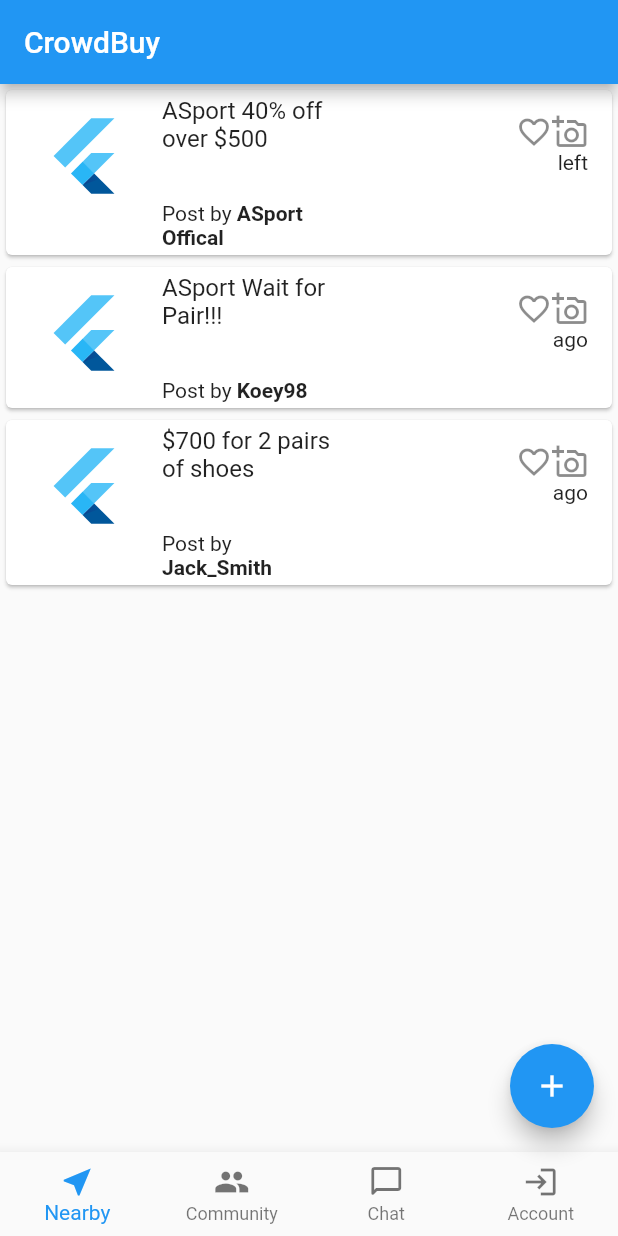
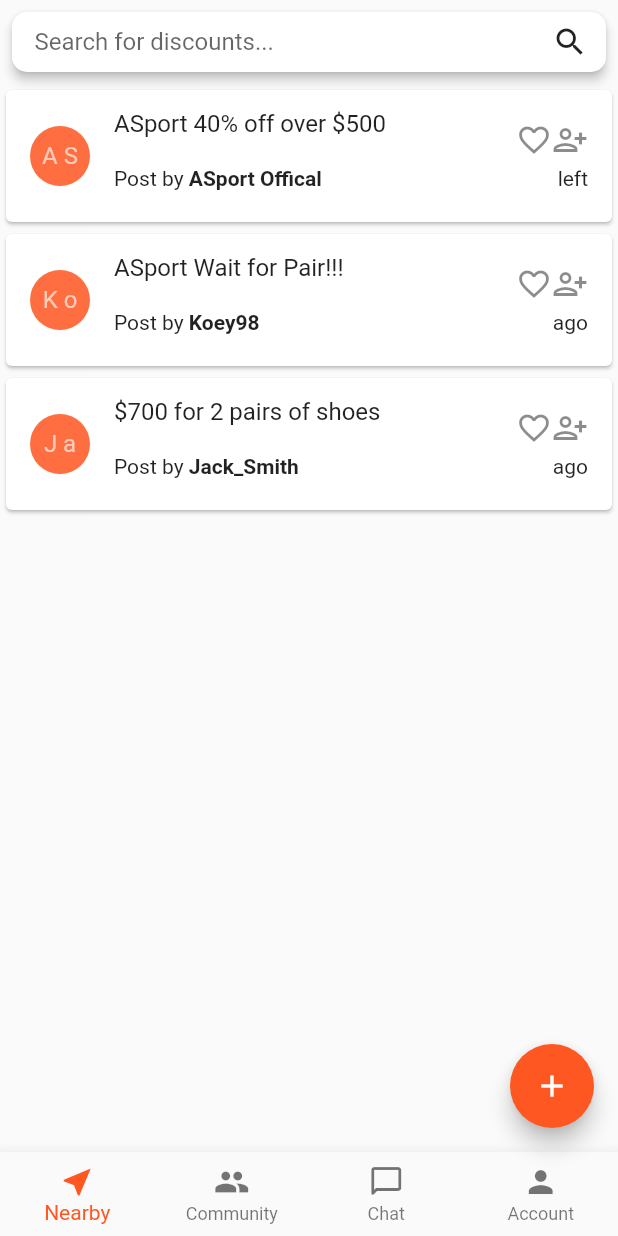
Before and after one commit to cameronsuen/crowdbuy, a Flutter app: the screen it shows after launch, on a phone screen of 412 x 824 dp. Run offline on Flutter 3.47's test engine with Material 2 defaults, Android fonts, the light colour scheme and no system bars; missing offline and left inert: duration.

Commit message:
Set up search bar skeletons

```diff
--- a/lib/main.dart
+++ b/lib/main.dart
@@ -1,104 +1,8 @@
 import 'package:flutter/material.dart';
 import 'package:duration/duration.dart';
-import 'package:font_awesome_flutter/font_awesome_flutter.dart';
 
 void main() {
   runApp(const MyApp());
-}
-
-class Pairing {
-  String item;
-  String postedBy;
-  String location;
-  bool favorite;
-  DateTime postedDate;
-  DateTime deadline;
-  Pairing(this.item, this.postedBy, this.location, this.favorite,
-      this.postedDate, this.deadline);
-}
-
-class PairingItem extends StatelessWidget {
-  final Pairing pairing;
-  const PairingItem(this.pairing, {Key? key}) : super(key: key);
-  String displayPostedDateOrDeadline() {
-    DateTime now = DateTime.now();
-    DateTime fiveDaysTillNow = now.add(const Duration(days: 5));
-    Duration timeDiff;
-    String leftOrAgo;
-    if (pairing.deadline.isBefore(fiveDaysTillNow)) {
-      timeDiff = pairing.deadline.difference(now);
-      leftOrAgo = "left";
-    } else {
-      timeDiff = now.difference(pairing.postedDate);
-      leftOrAgo = "ago";
-    }
-    DurationTersity tersity = DurationTersity.day;
-    if (timeDiff < const Duration(minutes: 1)) {
-      tersity = DurationTersity.second;
-    } else if (timeDiff < const Duration(hours: 1)) {
-      tersity = DurationTersity.minute;
-    } else if (timeDiff < const Duration(days: 1)) {
-      tersity = DurationTersity.hour;
-    }
-
-    return '${printDuration(timeDiff, tersity: tersity, abbreviated: true)} $leftOrAgo';
-  }
-
-  @override
-  Widget build(BuildContext context) {
-    return Card(
-        child: ListTile(
-            leading: const FlutterLogo(size: 72.0),
-            title: Text(pairing.item),
-            isThreeLine: true,
-            trailing: SizedBox(
-                width: 150,
-                child: Column(
-                  crossAxisAlignment: CrossAxisAlignment.end,
-                  children: <Widget>[
-                    Row(
-                        mainAxisAlignment: MainAxisAlignment.end,
-                        children: <Widget>[
-                          Icon(pairing.favorite
-                              ? Icons.favorite
-                              : Icons.favorite_border),
-                          const Icon(Icons.add_a_photo_outlined)
-                        ]),
-                    Text(displayPostedDateOrDeadline())
-                  ],
-                )),
-            subtitle: Column(
-                crossAxisAlignment: CrossAxisAlignment.start,
-                children: <Widget>[
-                  RichText(
-                      text: TextSpan(
-                          text: pairing.location,
-                          style: const TextStyle(fontWeight: FontWeight.bold))),
-                  RichText(
-                      text: TextSpan(
-                          text: 'Post by ',
-                          style: DefaultTextStyle.of(context).style,
-                          children: <TextSpan>[
-                        TextSpan(
-                            text: pairing.postedBy,
-                            style: const TextStyle(fontWeight: FontWeight.bold))
-                      ]))
-                ])));
-  }
-}
-
-class PairingList extends StatelessWidget {
-  final List<Pairing> items;
-  const PairingList({Key? key, required this.items}) : super(key: key);
-
-  @override
-  Widget build(BuildContext context) {
-    return ListView.builder(
-        itemCount: items.length,
-        itemBuilder: (context, index) {
-          return PairingItem(items[index]);
-        });
-  }
 }
 
 class MyApp extends StatelessWidget {
@@ -108,7 +12,8 @@
   @override
   Widget build(BuildContext context) {
     return MaterialApp(
-      title: 'Flutter Demo',
+      debugShowCheckedModeBanner: false,
+      title: 'CrowdBuy',
       theme: ThemeData(
         // This is the theme of your application.
         //
@@ -119,7 +24,8 @@
         // or simply save your changes to "hot reload" in a Flutter IDE).
         // Notice that the counter didn't reset back to zero; the application
         // is not restarted.
-        primarySwatch: Colors.blue,
+        primarySwatch: Colors.deepOrange,
+        textTheme: Theme.of(context).textTheme.apply(),
       ),
       home: const MyHomePage(title: 'CrowdBuy'),
     );
@@ -182,11 +88,7 @@
     // fast, so that you can just rebuild anything that needs updating rather
     // than having to individually change instances of widgets.
     return Scaffold(
-      appBar: AppBar(
-        // Here we take the value from the MyHomePage object that was created by
-        // the App.build method, and use it to set our appbar title.
-        title: Text(widget.title),
-      ),
+      appBar: const FloatingAppBar(),
       body: Center(
         // Center is a layout widget. It takes a single child and positions it
         // in the middle of the parent.
@@ -213,7 +115,7 @@
             label: 'Chat',
           ),
           BottomNavigationBarItem(
-            icon: Icon(Icons.login),
+            icon: Icon(Icons.person),
             label: 'Account',
           ),
         ], // This trailing comma makes auto-formatting nicer for build methods.
@@ -221,3 +123,144 @@
     );
   }
 }
+
+class FloatingAppBar extends StatelessWidget with PreferredSizeWidget {
+  const FloatingAppBar({Key? key}) : super(key: key);
+
+  @override
+  Widget build(BuildContext context) {
+    return Container(
+        margin: const EdgeInsets.all(8.0),
+        child: Material(
+            color: Colors.white,
+            elevation: 3,
+            borderRadius: BorderRadius.circular(10),
+            child: Container(
+              decoration: const BoxDecoration(
+                  borderRadius: BorderRadius.all(Radius.circular(20))),
+              child: Row(children: <Widget>[
+                const Expanded(
+                  child: TextField(
+                    cursorColor: Colors.black,
+                    keyboardType: TextInputType.text,
+                    textInputAction: TextInputAction.go,
+                    decoration: InputDecoration(
+                        border: InputBorder.none,
+                        contentPadding: EdgeInsets.fromLTRB(15, 0, 15, 8),
+                        hintText: "Search for discounts..."),
+                  ),
+                ),
+                IconButton(
+                  splashColor: Colors.grey,
+                  splashRadius: Material.defaultSplashRadius / 1.2,
+                  icon: const Icon(Icons.search),
+                  onPressed: () {},
+                ),
+              ]),
+            )));
+  }
+
+  @override
+  Size get preferredSize => const Size.fromHeight(kToolbarHeight);
+}
+
+class Pairing {
+  String item;
+  String postedBy;
+  String location;
+  bool favorite;
+  DateTime postedDate;
+  DateTime deadline;
+  Pairing(this.item, this.postedBy, this.location, this.favorite,
+      this.postedDate, this.deadline);
+}
+
+class PairingItem extends StatelessWidget {
+  final Pairing pairing;
+  const PairingItem(this.pairing, {Key? key}) : super(key: key);
+  String displayPostedDateOrDeadline() {
+    DateTime now = DateTime.now();
+    DateTime fiveDaysTillNow = now.add(const Duration(days: 5));
+    Duration timeDiff;
+    String leftOrAgo;
+    if (pairing.deadline.isBefore(fiveDaysTillNow)) {
+      timeDiff = pairing.deadline.difference(now);
+      leftOrAgo = "left";
+    } else {
+      timeDiff = now.difference(pairing.postedDate);
+      leftOrAgo = "ago";
+    }
+    DurationTersity tersity = DurationTersity.day;
+    if (timeDiff < const Duration(minutes: 1)) {
+      tersity = DurationTersity.second;
+    } else if (timeDiff < const Duration(hours: 1)) {
+      tersity = DurationTersity.minute;
+    } else if (timeDiff < const Duration(days: 1)) {
+      tersity = DurationTersity.hour;
+    }
+
+    return '${prettyDuration(timeDiff, tersity: tersity, abbreviated: true)} $leftOrAgo';
+  }
+
+  @override
+  Widget build(BuildContext context) {
+    return Card(
+        child: ListTile(
+            leading: Column(
+              children: <Widget>[
+                (CircleAvatar(
+                  backgroundColor: Colors.deepOrangeAccent,
+                  child: Text('${pairing.postedBy[0]} ${pairing.postedBy[1]}'),
+                ))
+              ],
+              mainAxisAlignment: MainAxisAlignment.center,
+            ),
+            title: Text(pairing.item),
+            isThreeLine: true,
+            trailing: SizedBox(
+                width: 80,
+                child: Column(
+                  crossAxisAlignment: CrossAxisAlignment.end,
+                  mainAxisAlignment: MainAxisAlignment.spaceEvenly,
+                  children: <Widget>[
+                    Row(
+                        mainAxisAlignment: MainAxisAlignment.end,
+                        children: <Widget>[
+                          Icon(pairing.favorite
+                              ? Icons.favorite
+                              : Icons.favorite_border),
+                          const Icon(Icons.person_add_alt_1_outlined)
+                        ]),
+                    Text(displayPostedDateOrDeadline())
+                  ],
+                )),
+            subtitle: Column(
+                crossAxisAlignment: CrossAxisAlignment.start,
+                children: <Widget>[
+                  RichText(text: TextSpan(text: pairing.location)),
+                  RichText(
+                      text: TextSpan(
+                          text: 'Post by ',
+                          style: DefaultTextStyle.of(context).style,
+                          children: <TextSpan>[
+                        TextSpan(
+                            text: pairing.postedBy,
+                            style: const TextStyle(fontWeight: FontWeight.bold))
+                      ]))
+                ])));
+  }
+}
+
+class PairingList extends StatelessWidget {
+  final List<Pairing> items;
+  const PairingList({Key? key, required this.items}) : super(key: key);
+
+  @override
+  Widget build(BuildContext context) {
+    return ListView.builder(
+        itemCount: items.length,
+        itemBuilder: (context, index) {
+          return PairingItem(items[index]);
+        });
+  }
+}
```
